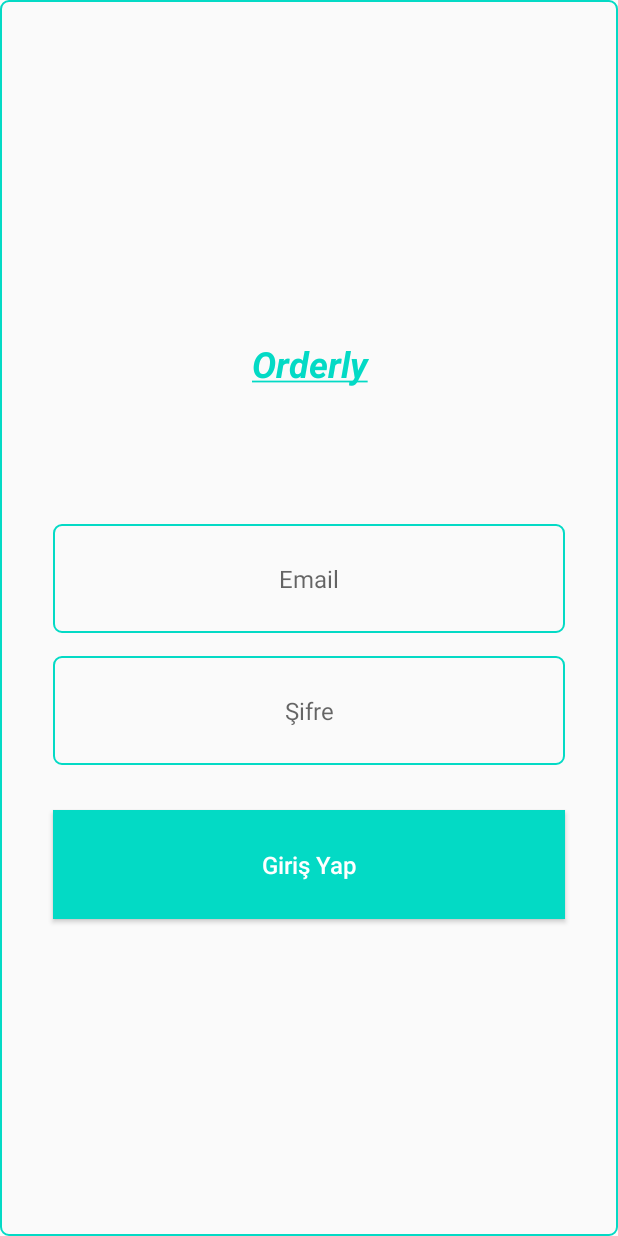
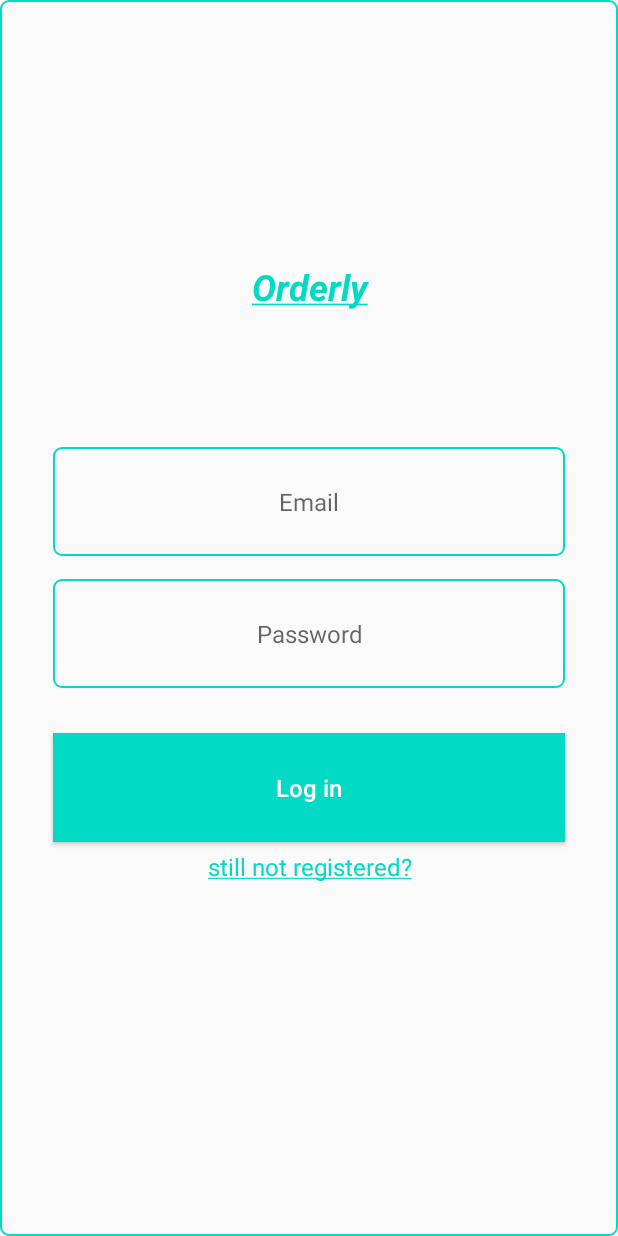
Before and after one commit to Fthictn/Orderly-Android-Client, an Android app: the screen it shows after launch (LoginActivity), on a phone screen of 412 x 824 dp. Run offline under Robolectric (Android 15) with nearby library versions, the phone set to English and light mode, and no system bars.

Commit message:
sign up page added to project

```diff
--- a/app/build.gradle
+++ b/app/build.gradle
@@ -32,6 +32,7 @@ dependencies {
     implementation 'androidx.constraintlayout:constraintlayout:1.1.3'
     implementation 'com.squareup.retrofit2:retrofit:2.2.0'
     implementation 'com.squareup.retrofit2:converter-gson:2.2.0'
+    implementation 'androidx.legacy:legacy-support-v4:1.0.0'
     testImplementation 'junit:junit:4.12'
     androidTestImplementation 'androidx.test.ext:junit:1.1.1'
     androidTestImplementation 'androidx.test.espresso:espresso-core:3.2.0'
--- a/app/src/main/res/layout/activity_login.xml
+++ b/app/src/main/res/layout/activity_login.xml
@@ -74,4 +74,22 @@
         android:background="@color/colorAccent"
         android:onClick="loginButtonOnClick" />
 
+    <TextView
+        android:id="@+id/signUpLink"
+        android:layout_width="match_parent"
+        android:layout_height="wrap_content"
+        android:layout_marginStart="35dp"
+        android:layout_marginEnd="35dp"
+        android:layout_marginBottom="75dp"
+        android:textSize="16sp"
+        android:paddingTop="5dp"
+        android:textAlignment="center"
+        android:textColor="@color/colorAccent"
+        android:text="@string/sign_up_link"
+        android:clickable="true"
+        android:focusable="true"
+        android:onClick="signUpLink"
+        />
+
+
 </LinearLayout>
--- a/app/src/main/res/values/strings.xml
+++ b/app/src/main/res/values/strings.xml
@@ -1,6 +1,16 @@
 <resources>
+    <!--LOGIN PAGE-->
     <string name="app_name"><u><b><i>Orderly</i></b></u></string>
     <string name="login_hint_email">Email</string>
-    <string name="login_hint_password">Şifre</string>
-    <string name="login_loginbutton_text">Giriş Yap</string>
+    <string name="login_hint_second_password">Reenter Password</string>
+    <string name="login_hint_password">Password</string>
+    <string name="login_loginbutton_text">Log in</string>
+
+    <!--SIGN UP PAGE-->
+    <string name="signup_hint_namesurname">Name Surname</string>
+    <string name="signup_hint_project_title">Project Title</string>
+    <string name="sign_up_button_text"><u><b><i>Sign Up</i></b></u></string>
+    <string name="sign_up_link"><u>still not registered?</u></string>
+
+
 </resources>
```
Also changed, not shown: app/src/main/java/com/fethicectin/orderly/Activities/LoginActivity.kt (+7 -2 lines), app/src/main/java/com/fethicectin/orderly/Fragments/SignUpFragment.kt (added, +36 -0 lines), app/src/main/res/layout/fragment_sign_up.xml (added, +127 -0 lines).
